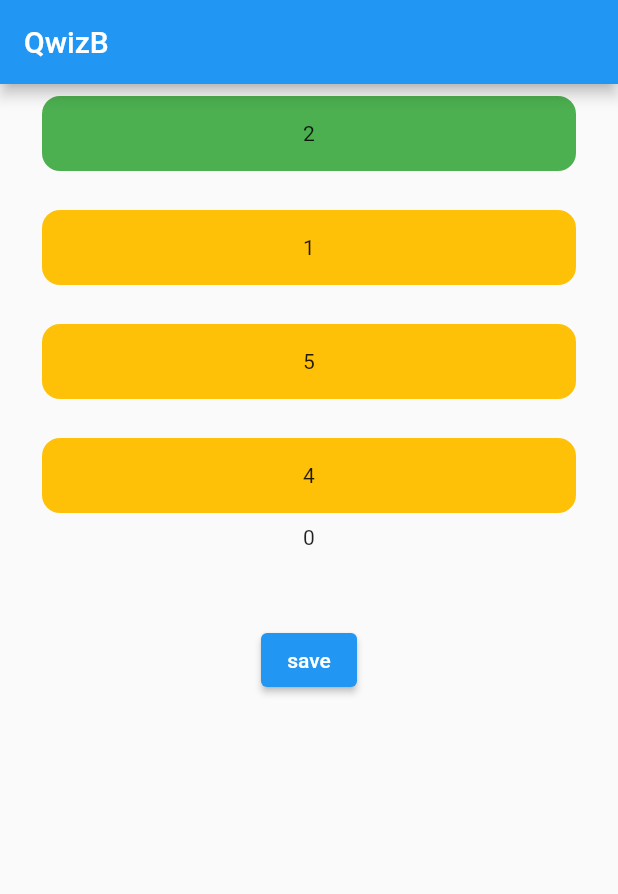
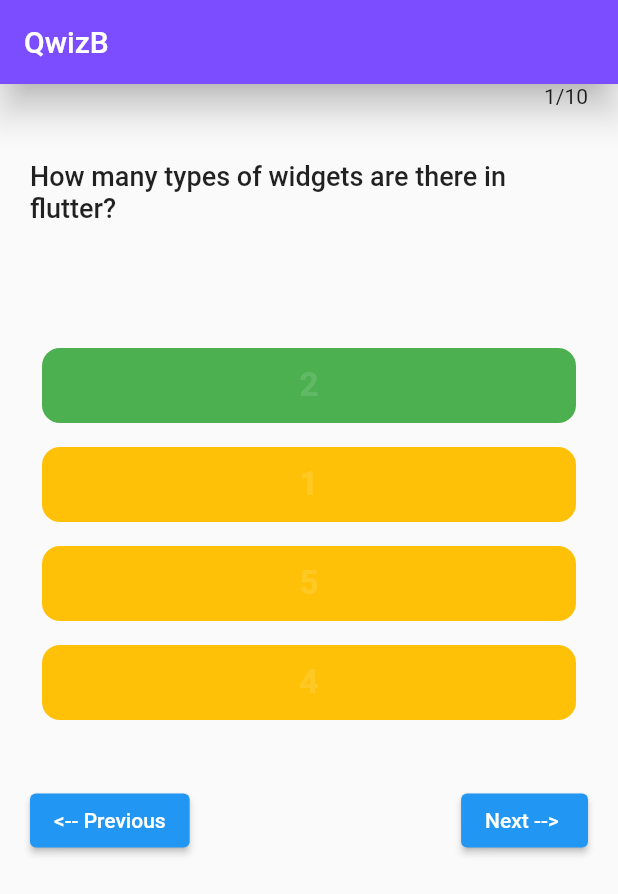
Before and after one commit to itsmedona/quiz_app, a Flutter app: the screen it shows after launch, on a phone screen of 412 x 824 dp. Shown: the top 894 px of the screen. Run offline on Flutter 3.47's test engine with Material 2 defaults, Android fonts, the phone set to English and light mode, and no system bars.

Commit message:
second commit

```diff
--- a/lib/view/HomePage/HomePage.dart
+++ b/lib/view/HomePage/HomePage.dart
@@ -18,10 +18,19 @@ class _HomePageState extends State<HomePage> {
     if (quest_no == DataBase.myData.length - 1) {
       Navigator.push(
         context,
-        MaterialPageRoute(builder: (context) => ResultPage(score: score)),
+        MaterialPageRoute(
+          builder: (context) => ResultPage(score: score),
+        ),
       );
     } else {
       quest_no == quest_no + 1;
+    }
+    setState(() {});
+  }
+
+  void previous() {
+    if (quest_no > 0) {
+      quest_no--;
     }
     setState(() {});
   }
@@ -31,15 +40,32 @@ class _HomePageState extends State<HomePage> {
     return Scaffold(
       appBar: AppBar(
         title: const Text("QwizB"),
+        elevation: 10,
+        backgroundColor: Colors.deepPurpleAccent,
       ),
-      body: Padding(
+      body: SafeArea(
+        child: Padding(
           padding: const EdgeInsets.symmetric(horizontal: 20),
           child: Column(
             children: [
-            ListView.separated(
+              Row(
+                mainAxisAlignment: MainAxisAlignment.end,
+                children: [Text("${quest_no + 1}/10")],
+              ),
+              const SizedBox(
+                height: 35,
+              ),
+              Text(
+                DataBase.myData[quest_no]["question"],
+                style:
+                    const TextStyle(fontSize: 18, fontWeight: FontWeight.w500),
+              ),
+              SizedBox(
+                height: 75,
+              ),
+              ListView.builder(
                 shrinkWrap: true,
                 physics: NeverScrollableScrollPhysics(),
-                itemCount: 4,
                 itemBuilder: (context, index) => Padding(
                   padding: const EdgeInsets.all(8.0),
                   child: InkWell(
@@ -63,24 +89,42 @@ class _HomePageState extends State<HomePage> {
                       height: 50,
                       width: 300,
                       child: Center(
-                              child:
-                                  Text(DataBase.myData[0]['options'][index])),
+                          child: Text(
+                        DataBase.myData[quest_no]['options'][index],
+                        style: TextStyle(
+                            color: Colors.white12,
+                            fontSize: 22,
+                            fontWeight: FontWeight.w600),
+                      )),
                     ),
                   ),
                 ),
-                separatorBuilder: (context, index) => SizedBox(
-                      height: 10,
-                    )),
-            Text(value.toString()),
-            SizedBox(
-              height: 50,
+                itemCount: 4,
+              ),
+              const SizedBox(
+                height: 35,
+              ),
+              Row(
+                mainAxisAlignment: MainAxisAlignment.spaceBetween,
+                children: [
+                  ElevatedButton(
+                    onPressed: () {
+                      previous();
+                    },
+                    child: Text("<-- Previous"),
                   ),
                   ElevatedButton(
                     onPressed: () {
                       counter();
+                      value = 5;
+                      setState(() {});
                     },
-                child: Text("save"))
+                    child: const Text("Next --> "),
+                  ),
                 ],
+              )
+            ],
+          ),
         ),
       ),
     );
--- a/lib/view/ResultPage/ResultPage.dart
+++ b/lib/view/ResultPage/ResultPage.dart
@@ -13,6 +13,8 @@ class ResultPage extends StatelessWidget {
     return Scaffold(
       appBar: AppBar(
         title: const Text("QwizB"),
+        backgroundColor: Colors.deepPurpleAccent,
+        elevation: 10,
       ),
       body: Center(
           child: Column(
```
Lines whose indentation alone changed are shown as unchanged.
